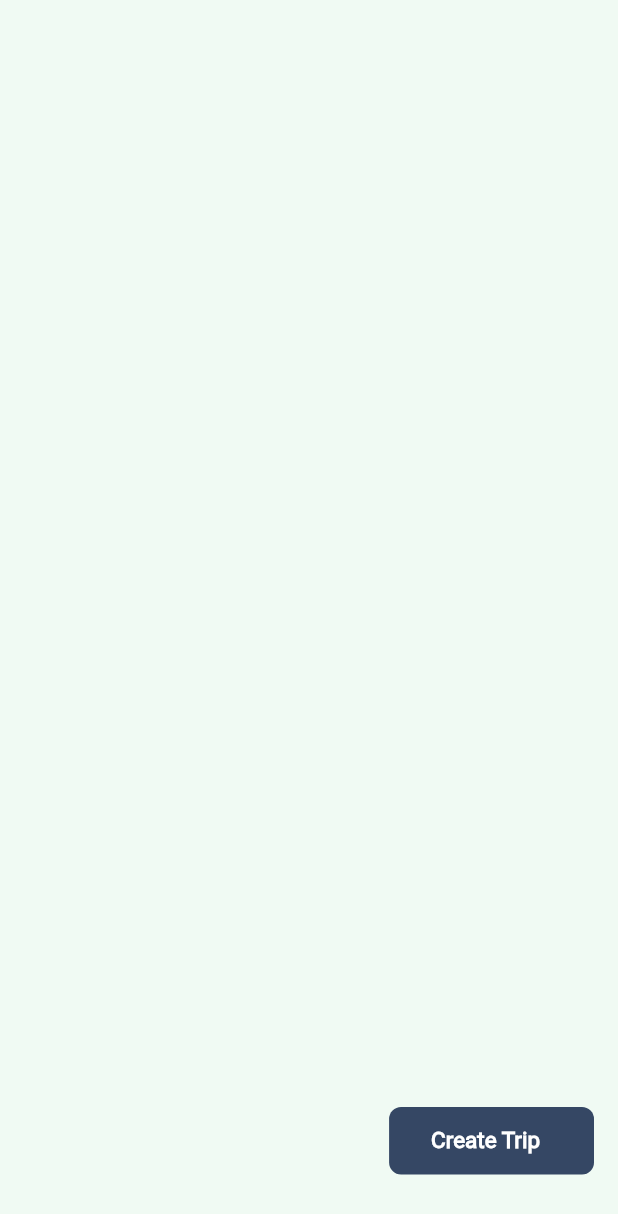
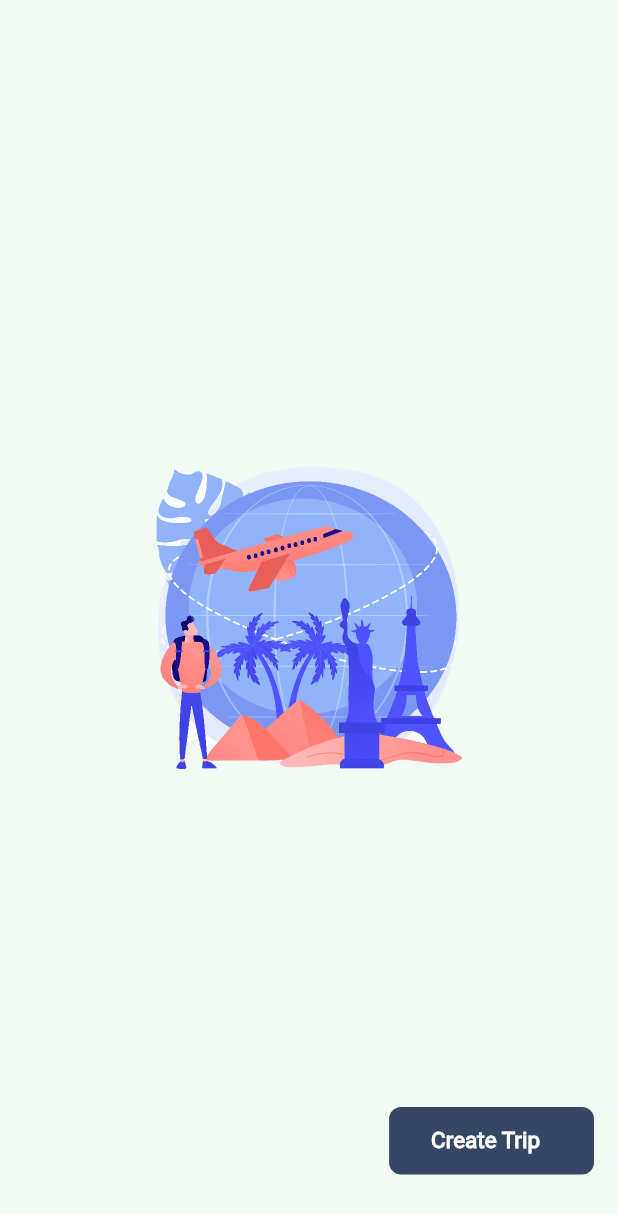
Before and after one commit to samaaahmedd/graduation_projectnew, a Flutter app: the MyTripsPage screen opened directly, on a phone screen of 412 x 824 dp. Shown: the top 1214 px of the screen. Run offline on Flutter 3.47's test engine with Material 2 defaults, Android fonts, the phone set to English and light mode, and no system bars; our stand-ins replace carousel_slider, cloud_firestore, dropdown_button2, equatable, firebase_auth, firebase_core and 6 more; accounts and stored records are empty.

```diff
--- a/lib/common/images_paths/images_paths.dart
+++ b/lib/common/images_paths/images_paths.dart
@@ -1,8 +1,8 @@
-
-class ImagesPaths{
+class ImagesPaths {
   static const logo = 'assets/app_logo.png';
   static const animatedError = 'assets/animated_error.gif';
   static const noImage = 'assets/no_image.png';
   static const tripIllustrator = 'assets/trip_illstrator.png';
   static const searchIllustration = 'assets/search_illustration.png';
+  static const noBooking = 'assets/no_booking.png';
 }
--- a/lib/ui/explore/explore_trip_card.dart
+++ b/lib/ui/explore/explore_trip_card.dart
@@ -73,6 +73,8 @@ class ExploreTripCard extends StatelessWidget {
                             height: 6,
                           ),
                           Text(tripDetails.description,
+                              maxLines: 3,
+                              overflow: TextOverflow.ellipsis,
                               style: TextStyles.regular(
                                   fontSize: 16, color: AppColors.neutral_600)),
                           const SizedBox(
--- a/lib/ui/my_trips/my_trips_page.dart
+++ b/lib/ui/my_trips/my_trips_page.dart
@@ -1,6 +1,7 @@
 import 'package:cloud_firestore/cloud_firestore.dart';
 import 'package:firebase_auth/firebase_auth.dart';
 import 'package:flutter/material.dart';
+import 'package:with_you_app/common/images_paths/images_paths.dart';
 import 'package:with_you_app/common/material/network_image.dart';
 import 'package:with_you_app/common/utils/navigation.dart';
 import 'package:with_you_app/common/firebase_keys/firebase_keys.dart';
@@ -43,6 +44,13 @@ class _MyTripsPageState extends State<MyTripsPage> {
           }
           if (snapshot.hasData) {
             List<TripEntity> trips = TripsMapper.convert(snapshot.data);
+            if (trips.isEmpty) {
+              return Center(
+                  child: Image.asset(
+                ImagesPaths.noBooking,
+                scale: 3,
+              ));
+            }
             return ListView.builder(
               itemCount: trips.length,
               itemBuilder: (context, index) {
```
Also changed, not shown: lib/ui/my_booking/my_booking_page.dart (+6 -16 lines), assets/no_booking.png (added).
